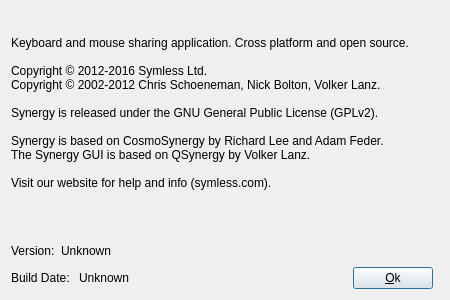
deskflow/deskflow, file src/gui/src/AboutDialogBase.ui: the form before one commit.
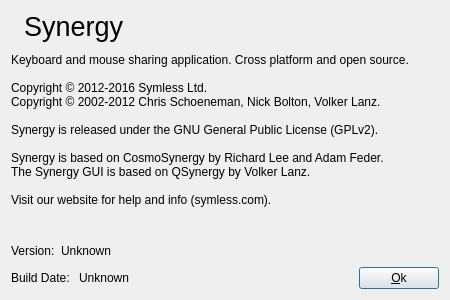
The form after the commit. Icons and pictures are not drawn.

Commit message:
Fix about dialog appearance on linux breeze dark theme.
If breeze dark desktop theme is used on linux the about dialog
icon "Synergy" text is not legible. The height of the dialog is
also too short cutting off the last line of about text.
Remove "Synergy" from about.png and put label with 20pt text in
the theme foreground color instead.
Set height of about dialog on linux to 350 to make last line visible.

What changed in the file:
```diff
--- a/src/gui/src/AboutDialogBase.ui
+++ b/src/gui/src/AboutDialogBase.ui
@@ -159,7 +159,25 @@
      </item>
     </layout>
    </item>
-   <item row="6" column="1">
+   <item row="0" column="2">
+    <widget class="QLabel" name="label_4">
+     <property name="sizePolicy">
+      <sizepolicy hsizetype="Preferred" vsizetype="Preferred">
+       <horstretch>1</horstretch>
+       <verstretch>0</verstretch>
+      </sizepolicy>
+     </property>
+     <property name="font">
+      <font>
+       <pointsize>20</pointsize>
+      </font>
+     </property>
+     <property name="text">
+      <string>Synergy</string>
+     </property>
+    </widget>
+   </item>
+   <item row="6" column="1" colspan="2">
     <layout class="QHBoxLayout" name="horizontalLayout_2">
      <item>
       <widget class="QLabel" name="label_5">
```
Left out of the diff: 5 changed lines with no effect on the pictures. The commit also changes 2 other files.
